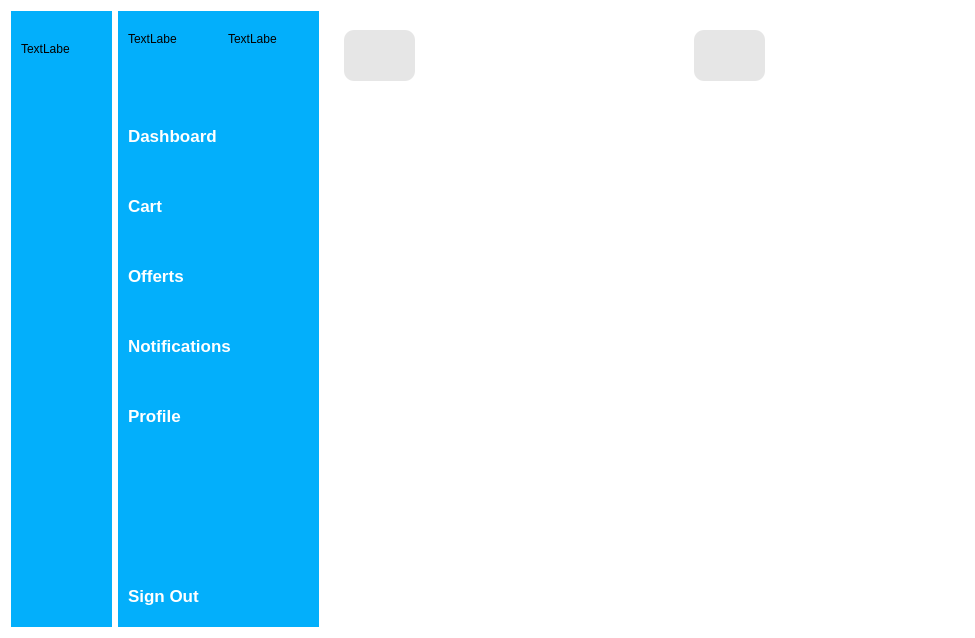
Above: 3_Solution/Client/dashboard.ui from SabinGhost19/OOP-Project before the change. Below: the same form after it.
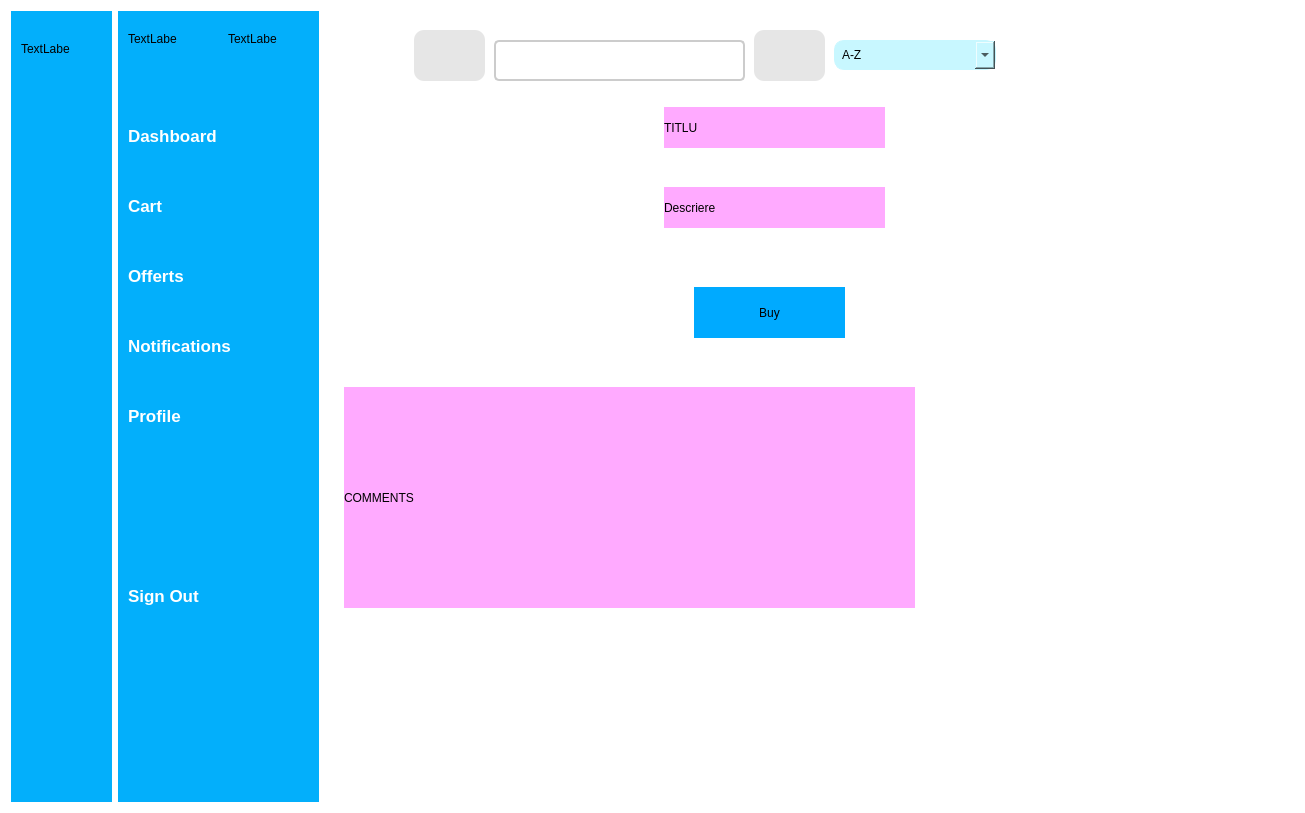
That is the form after the change. The open tabs and pages were chosen to show the change. Icons and pictures are not drawn.

Diff of the .ui file:
```diff
--- a/3_Solution/Client/dashboard.ui
+++ b/3_Solution/Client/dashboard.ui
@@ -6,8 +6,8 @@
    <rect>
     <x>0</x>
     <y>0</y>
-    <width>971</width>
-    <height>638</height>
+    <width>1305</width>
+    <height>813</height>
    </rect>
   </property>
   <property name="maximumSize">
@@ -417,94 +417,6 @@
 }</string>
      </property>
      <layout class="QGridLayout" name="gridLayout">
-      <item row="0" column="0">
-       <widget class="QFrame" name="frame">
-        <property name="minimumSize">
-         <size>
-          <width>619</width>
-          <height>71</height>
-         </size>
-        </property>
-        <property name="frameShape">
-         <enum>QFrame::StyledPanel</enum>
-        </property>
-        <property name="frameShadow">
-         <enum>QFrame::Raised</enum>
-        </property>
-        <widget class="QPushButton" name="slide">
-         <property name="geometry">
-          <rect>
-           <x>10</x>
-           <y>10</y>
-           <width>71</width>
-           <height>51</height>
-          </rect>
-         </property>
-         <property name="styleSheet">
-          <string notr="true">
-
-QPushButton{
-background-color:#E6E6E6;
-border-radius:10px;
-border:none;
-}
-QPushButton:checked{
-background-color:#E6E6E6;
-border-radius:10px;
-font-weight:bold;
-}
-</string>
-         </property>
-         <property name="text">
-          <string/>
-         </property>
-         <property name="checkable">
-          <bool>true</bool>
-         </property>
-         <property name="autoExclusive">
-          <bool>true</bool>
-         </property>
-        </widget>
-        <widget class="QLineEdit" name="lineEdit">
-         <property name="geometry">
-          <rect>
-           <x>100</x>
-           <y>15</y>
-           <width>251</width>
-           <height>41</height>
-          </rect>
-         </property>
-        </widget>
-        <widget class="QPushButton" name="search">
-         <property name="geometry">
-          <rect>
-           <x>360</x>
-           <y>10</y>
-           <width>71</width>
-           <height>51</height>
-          </rect>
-         </property>
-         <property name="styleSheet">
-          <string notr="true">
-
-QPushButton{
-background-color:#E6E6E6;
-border-radius:10px;
-border:none;
-}
-QPushButton:checked{
-background-color:#E6E6E6;
-border-radius:10px;
-font-weight:bold;
-}
-</string>
-         </property>
-         <property name="text">
-          <string/>
-         </property>
-        </widget>
-       </widget>
-      </item>
       <item row="1" column="0">
        <widget class="QStackedWidget" name="stackedWidget">
         <property name="minimumSize">
@@ -573,7 +485,315 @@
           </item>
          </layout>
         </widget>
-        <widget class="QWidget" name="page_6"/>
+        <widget class="QWidget" name="page_6">
+         <widget class="QLabel" name="imagine">
+          <property name="geometry">
+           <rect>
+            <x>10</x>
+            <y>0</y>
+            <width>281</width>
+            <height>271</height>
+           </rect>
+          </property>
+          <property name="text">
+           <string/>
+          </property>
+          <property name="pixmap">
+           <pixmap resource="QtResources.qrc">:/img/img/iphone15.webp</pixmap>
+          </property>
+          <property name="scaledContents">
+           <bool>true</bool>
+          </property>
+         </widget>
+         <widget class="QLabel" name="Titlu">
+          <property name="geometry">
+           <rect>
+            <x>330</x>
+            <y>10</y>
+            <width>221</width>
+            <height>41</height>
+           </rect>
+          </property>
+          <property name="styleSheet">
+           <string notr="true">background-color: rgb(255, 170, 255);</string>
+          </property>
+          <property name="text">
+           <string>TITLU</string>
+          </property>
+         </widget>
+         <widget class="QLabel" name="Descriere">
+          <property name="geometry">
+           <rect>
+            <x>330</x>
+            <y>90</y>
+            <width>221</width>
+            <height>41</height>
+           </rect>
+          </property>
+          <property name="styleSheet">
+           <string notr="true">background-color: rgb(255, 170, 255);</string>
+          </property>
+          <property name="text">
+           <string>Descriere</string>
+          </property>
+         </widget>
+         <widget class="QPushButton" name="pushButton">
+          <property name="geometry">
+           <rect>
+            <x>360</x>
+            <y>190</y>
+            <width>151</width>
+            <height>51</height>
+           </rect>
+          </property>
+          <property name="styleSheet">
+           <string notr="true">background-color: rgb(0, 170, 255);</string>
+          </property>
+          <property name="text">
+           <string>Buy</string>
+          </property>
+         </widget>
+         <widget class="QLabel" name="Descriere_2">
+          <property name="geometry">
+           <rect>
+            <x>10</x>
+            <y>290</y>
+            <width>571</width>
+            <height>221</height>
+           </rect>
+          </property>
+          <property name="styleSheet">
+           <string notr="true">background-color: rgb(255, 170, 255);</string>
+          </property>
+          <property name="text">
+           <string>COMMENTS</string>
+          </property>
+         </widget>
+        </widget>
+       </widget>
+      </item>
+      <item row="0" column="0">
+       <widget class="QFrame" name="frame">
+        <property name="minimumSize">
+         <size>
+          <width>619</width>
+          <height>71</height>
+         </size>
+        </property>
+        <property name="maximumSize">
+         <size>
+          <width>16777215</width>
+          <height>71</height>
+         </size>
+        </property>
+        <property name="frameShape">
+         <enum>QFrame::StyledPanel</enum>
+        </property>
+        <property name="frameShadow">
+         <enum>QFrame::Raised</enum>
+        </property>
+        <widget class="QPushButton" name="slide">
+         <property name="geometry">
+          <rect>
+           <x>80</x>
+           <y>10</y>
+           <width>71</width>
+           <height>51</height>
+          </rect>
+         </property>
+         <property name="minimumSize">
+          <size>
+           <width>71</width>
+           <height>51</height>
+          </size>
+         </property>
+         <property name="styleSheet">
+          <string notr="true">
+
+QPushButton{
+background-color:#E6E6E6;
+border-radius:10px;
+border:none;
+}
+QPushButton:checked{
+background-color:#E6E6E6;
+border-radius:10px;
+font-weight:bold;
+}
+</string>
+         </property>
+         <property name="text">
+          <string/>
+         </property>
+         <property name="checkable">
+          <bool>true</bool>
+         </property>
+         <property name="autoExclusive">
+          <bool>true</bool>
+         </property>
+        </widget>
+        <widget class="QLineEdit" name="lineEdit">
+         <property name="geometry">
+          <rect>
+           <x>160</x>
+           <y>20</y>
+           <width>251</width>
+           <height>41</height>
+          </rect>
+         </property>
+         <property name="minimumSize">
+          <size>
+           <width>251</width>
+           <height>41</height>
+          </size>
+         </property>
+         <property name="maximumSize">
+          <size>
+           <width>16777215</width>
+           <height>41</height>
+          </size>
+         </property>
+         <property name="styleSheet">
+          <string notr="true">QLineEdit {
+    border: 2px solid #ccc;  /* Adaugă un contur de 2px solid cu o culoare gri deschis */
+    border-radius: 5px;      /* Rotunjeste marginile */
+    padding: 5px;            /* Adaugă un spațiu de 5px în interiorul lineEdit-ului */
+    font-family: Arial, sans-serif; /* Setează fontul textului */
+    font-size: 14px;         /* Setează dimensiunea fontului */
+    color: #333;             /* Setează culoarea textului la un gri mai închis */
+}
+
+QLineEdit:hover {
+    border-color: #aaa;      /* Schimbă culoarea conturului la un gri mai deschis atunci când mouse-ul este deasupra */
+}
+
+QLineEdit:focus {
+    border-color: #0078d7;  /* Schimbă culoarea conturului la albastru atunci când lineEdit-ul are focus */
+}</string>
+         </property>
+        </widget>
+        <widget class="QPushButton" name="search">
+         <property name="geometry">
+          <rect>
+           <x>420</x>
+           <y>10</y>
+           <width>71</width>
+           <height>51</height>
+          </rect>
+         </property>
+         <property name="minimumSize">
+          <size>
+           <width>71</width>
+           <height>51</height>
+          </size>
+         </property>
+         <property name="maximumSize">
+          <size>
+           <width>16777215</width>
+           <height>16777215</height>
+          </size>
+         </property>
+         <property name="styleSheet">
+          <string notr="true">
+
+QPushButton{
+background-color:#E6E6E6;
+border-radius:10px;
+border:none;
+}
+QPushButton:checked{
+background-color:#E6E6E6;
+border-radius:10px;
+font-weight:bold;
+}
+</string>
+         </property>
+         <property name="text">
+          <string/>
+         </property>
+        </widget>
+        <widget class="QComboBox" name="comboBox">
+         <property name="geometry">
+          <rect>
+           <x>500</x>
+           <y>20</y>
+           <width>162</width>
+           <height>30</height>
+          </rect>
+         </property>
+         <property name="styleSheet">
+          <string notr="true">QComboBox {
+    background-color: #C8F7FF; /* Culoarea de fundal */
+    border: 1px solid #C8F7FF; /* Bordura */
+    border-radius: 10px; /* Rotunjirea colțurilor */
+    padding: 5px; /* Spațiul interior */
+    min-width: 150px; /* Lățime minimă */
+}
+
+QComboBox::drop-down {
+    width: 20px; /* Lățimea butonului de deschidere */
+}
+
+QComboBox::down-arrow {
+    image: url(:/images/down_arrow.png); /* Imaginea săgeții în jos */
+}
+
+QComboBox QAbstractItemView {
+    background-color: #C8F7FF; /* Culoarea de fundal */
+    selection-background-color: #6DDFFF; /* Culoarea de fundal a elementului selectat */
+    color: black; /* Culoarea textului */
+    border: none; /* Eliminarea bordurii */
+    padding: 8px; /* Spațiul interior al fiecărui element */
+}
+
+QComboBox::item:selected {
+    background-color: #6DDFFF; /* Culoarea de fundal a elementului selectat */
+    color: white; /* Culoarea textului pentru elementul selectat */
+}
+
+</string>
+         </property>
+         <property name="editable">
+          <bool>true</bool>
+         </property>
+         <item>
+          <property name="text">
+           <string>A-Z</string>
+          </property>
+          <property name="icon">
+           <iconset resource="QtResources.qrc">
+            <normaloff>:/img/img/slide.png</normaloff>:/img/img/slide.png</iconset>
+          </property>
+         </item>
+         <item>
+          <property name="text">
+           <string>Z-A</string>
+          </property>
+          <property name="icon">
+           <iconset resource="QtResources.qrc">
+            <normaloff>:/img/img/yahoo.png</normaloff>:/img/img/yahoo.png</iconset>
+          </property>
+         </item>
+        </widget>
+        <widget class="QLabel" name="label_4">
+         <property name="geometry">
+          <rect>
+           <x>10</x>
+           <y>10</y>
+           <width>61</width>
+           <height>51</height>
+          </rect>
+         </property>
+         <property name="text">
+          <string/>
+         </property>
+         <property name="pixmap">
+          <pixmap resource="QtResources.qrc">:/img/img/logo_nou.jpeg</pixmap>
+         </property>
+         <property name="scaledContents">
+          <bool>true</bool>
+         </property>
+        </widget>
        </widget>
       </item>
      </layout>
```
Left out of the diff: 430 changed lines with no effect on the pictures.
